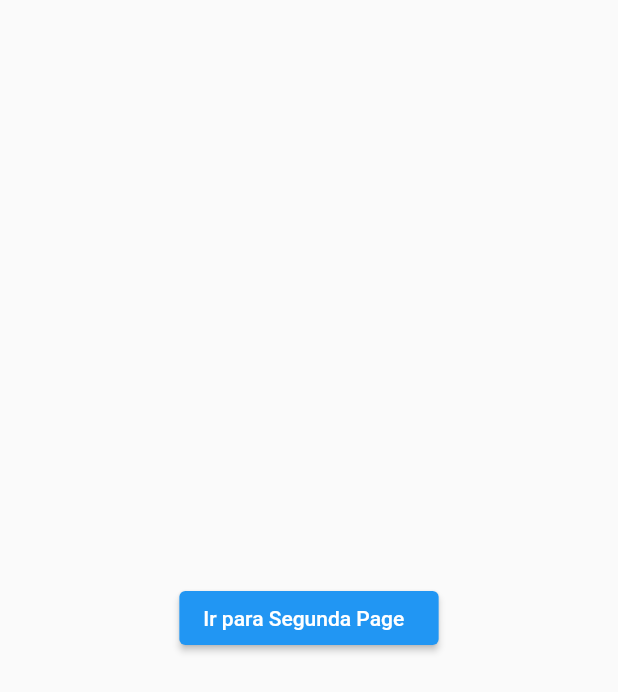
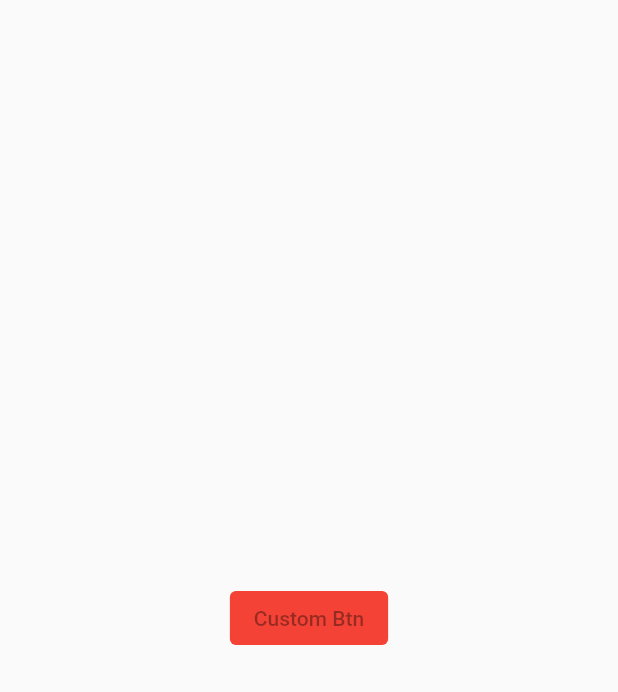
Before and after one commit to davidfffelix/navigation_pages, a Flutter app: the screen it shows after launch, on a phone screen of 412 x 824 dp. Shown: the top 692 px of the screen. Run offline on Flutter 3.47's test engine with Material 2 defaults, Android fonts, the phone set to English and light mode, and no system bars.

Commit message:
feat: added CustomButtonWidget

```diff
--- a/lib/one_page.dart
+++ b/lib/one_page.dart
@@ -1,4 +1,6 @@
 import 'package:flutter/material.dart';
+
+import 'widgets/custom_button_widgets.dart';
 
 class OnePage extends StatelessWidget {
   const OnePage({super.key});
@@ -7,17 +9,20 @@ class OnePage extends StatelessWidget {
   Widget build(BuildContext context) {
     return Scaffold(
       body: Center(
-        child: ElevatedButton(
-          onPressed: () {
-            Navigator.of(context).pushNamed('/twoPage', arguments: 'Teste').then(
-              (value) {
-                print(value);
-              },
-            );
-          },
-          child: const Text(
-            'Ir para Segunda Page  ',
-          ),
+        child: CustomButtonWidget(
+          disable: true,
+          onPressed: () {},
+          title: 'Custom Btn',
+          // onPressed: () {
+          //   Navigator.of(context).pushNamed('/twoPage', arguments: 'Teste').then(
+          //     (value) {
+          //       print(value);
+          //     },
+          //   );
+          // },
+          // child: const Text(
+          //   'Ir para Segunda Page  ',
+          // ),
         ),
       ),
     );
--- /dev/null
+++ b/lib/widgets/custom_button_widgets.dart
@@ -0,0 +1,38 @@
+// ignore_for_file: public_member_api_docs, sort_constructors_first
+import 'package:flutter/material.dart';
+
+class CustomButtonWidget extends StatelessWidget {
+  final VoidCallback onPressed;
+  final String title;
+  final bool disable;
+
+  const CustomButtonWidget({
+    Key? key,
+    required this.onPressed,
+    required this.title,
+    this.disable = false,
+  }) : super(key: key);
+
+  @override
+  Widget build(BuildContext context) {
+    return ElevatedButton(
+      onPressed: disable ? null : onPressed,
+      child: Text(
+        title,
+      ),
+      style: ButtonStyle(
+        backgroundColor: MaterialStateProperty.resolveWith<Color>(
+          (states) {
+            if (states.contains(MaterialState.disabled)) {
+              return Colors.red;
+            }
+            if (states.contains(MaterialState.pressed)) {
+              return Colors.blue;
+            }
+            return Colors.green;
+          },
+        ),
+      ),
+    );
+  }
+}
```
